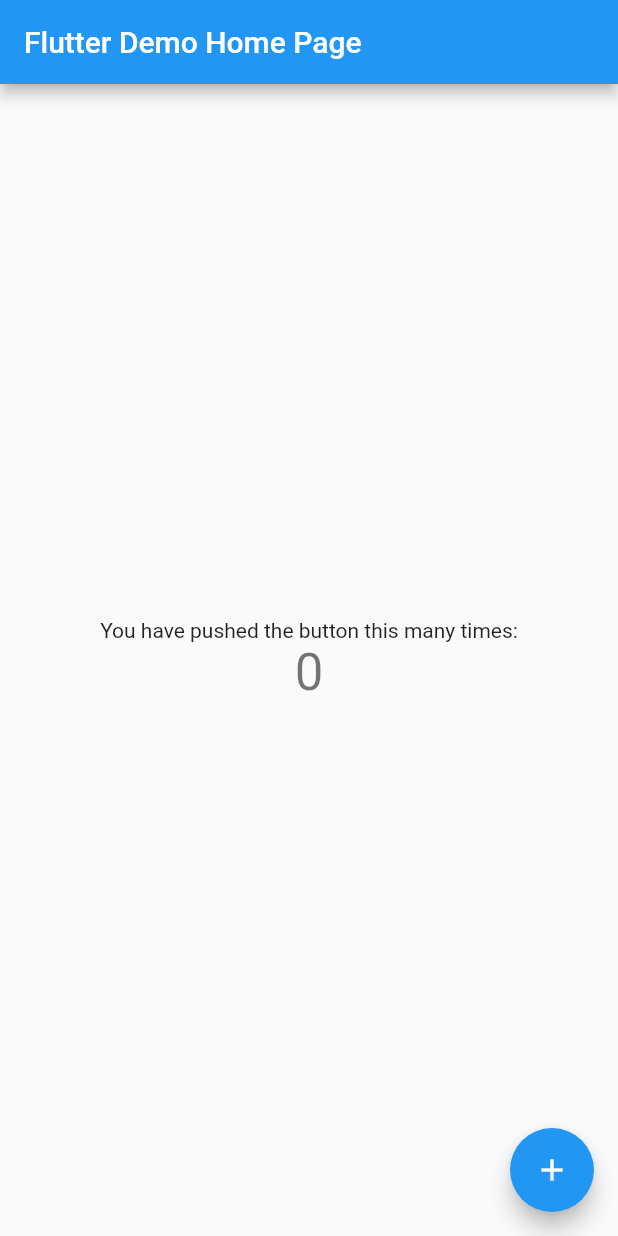
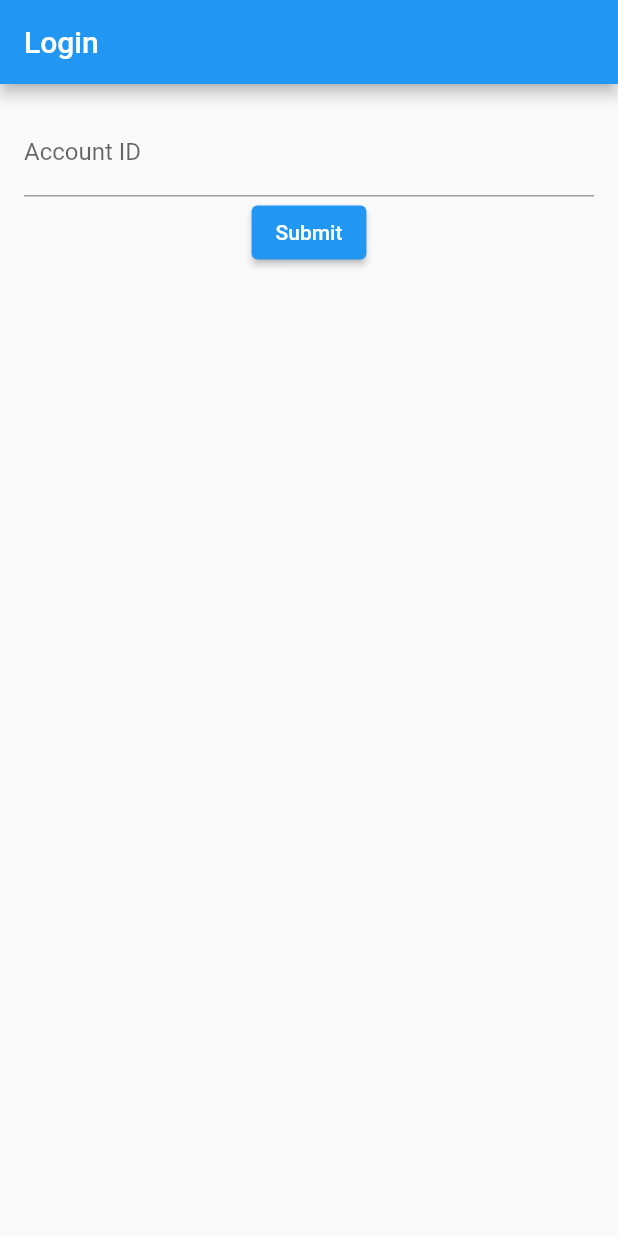
Before and after one commit to carlzimmerman/flostr, a Flutter app: the screen it shows after launch, on a phone screen of 412 x 824 dp. Run offline on Flutter 3.47's test engine with Material 2 defaults, Android fonts, the phone set to English and light mode, and no system bars.

```diff
--- a/lib/main.dart
+++ b/lib/main.dart
@@ -1,115 +1,21 @@
 import 'package:flutter/material.dart';
+import 'package:flostr/screens/login_screen.dart';
 
 void main() {
   runApp(const MyApp());
 }
 
 class MyApp extends StatelessWidget {
-  const MyApp({super.key});
+  const MyApp({Key? key}) : super(key: key);
 
-  // This widget is the root of your application.
   @override
   Widget build(BuildContext context) {
     return MaterialApp(
-      title: 'Flutter Demo',
+      title: 'Flostr',
       theme: ThemeData(
-        // This is the theme of your application.
-        //
-        // Try running your application with "flutter run". You'll see the
-        // application has a blue toolbar. Then, without quitting the app, try
-        // changing the primarySwatch below to Colors.green and then invoke
-        // "hot reload" (press "r" in the console where you ran "flutter run",
-        // or simply save your changes to "hot reload" in a Flutter IDE).
-        // Notice that the counter didn't reset back to zero; the application
-        // is not restarted.
         primarySwatch: Colors.blue,
       ),
-      home: const MyHomePage(title: 'Flutter Demo Home Page'),
+      home: LoginScreen(),
     );
   }
 }
-
-class MyHomePage extends StatefulWidget {
-  const MyHomePage({super.key, required this.title});
-
-  // This widget is the home page of your application. It is stateful, meaning
-  // that it has a State object (defined below) that contains fields that affect
-  // how it looks.
-
-  // This class is the configuration for the state. It holds the values (in this
-  // case the title) provided by the parent (in this case the App widget) and
-  // used by the build method of the State. Fields in a Widget subclass are
-  // always marked "final".
-
-  final String title;
-
-  @override
-  State<MyHomePage> createState() => _MyHomePageState();
-}
-
-class _MyHomePageState extends State<MyHomePage> {
-  int _counter = 0;
-
-  void _incrementCounter() {
-    setState(() {
-      // This call to setState tells the Flutter framework that something has
-      // changed in this State, which causes it to rerun the build method below
-      // so that the display can reflect the updated values. If we changed
-      // _counter without calling setState(), then the build method would not be
-      // called again, and so nothing would appear to happen.
-      _counter++;
-    });
-  }
-
-  @override
-  Widget build(BuildContext context) {
-    // This method is rerun every time setState is called, for instance as done
-    // by the _incrementCounter method above.
-    //
-    // The Flutter framework has been optimized to make rerunning build methods
-    // fast, so that you can just rebuild anything that needs updating rather
-    // than having to individually change instances of widgets.
-    return Scaffold(
-      appBar: AppBar(
-        // Here we take the value from the MyHomePage object that was created by
-        // the App.build method, and use it to set our appbar title.
-        title: Text(widget.title),
-      ),
-      body: Center(
-        // Center is a layout widget. It takes a single child and positions it
-        // in the middle of the parent.
-        child: Column(
-          // Column is also a layout widget. It takes a list of children and
-          // arranges them vertically. By default, it sizes itself to fit its
-          // children horizontally, and tries to be as tall as its parent.
-          //
-          // Invoke "debug painting" (press "p" in the console, choose the
-          // "Toggle Debug Paint" action from the Flutter Inspector in Android
-          // Studio, or the "Toggle Debug Paint" command in Visual Studio Code)
-          // to see the wireframe for each widget.
-          //
-          // Column has various properties to control how it sizes itself and
-          // how it positions its children. Here we use mainAxisAlignment to
-          // center the children vertically; the main axis here is the vertical
-          // axis because Columns are vertical (the cross axis would be
-          // horizontal).
-          mainAxisAlignment: MainAxisAlignment.center,
-          children: <Widget>[
-            const Text(
-              'You have pushed the button this many times:',
-            ),
-            Text(
-              '$_counter',
-              style: Theme.of(context).textTheme.headlineMedium,
-            ),
-          ],
-        ),
-      ),
-      floatingActionButton: FloatingActionButton(
-        onPressed: _incrementCounter,
-        tooltip: 'Increment',
-        child: const Icon(Icons.add),
-      ), // This trailing comma makes auto-formatting nicer for build methods.
-    );
-  }
-}
--- /dev/null
+++ b/lib/models/custom_rsa_private_key.dart
@@ -0,0 +1,6 @@
+class CustomRSAPrivateKey {
+  final BigInt modulus;
+  final BigInt privateExponent;
+
+  CustomRSAPrivateKey(this.modulus, this.privateExponent);
+}
--- /dev/null
+++ b/lib/screens/login_screen.dart
@@ -0,0 +1,65 @@
+import 'dart:convert';
+import 'package:flutter/material.dart';
+import 'package:flostr/models/nostr_client.dart';
+import 'package:flostr/screens/feed_screen.dart';
+
+class LoginScreen extends StatefulWidget {
+  @override
+  _LoginScreenState createState() => _LoginScreenState();
+}
+
+class _LoginScreenState extends State<LoginScreen> {
+  String accountId = '';
+  String secretKey = '';
+
+  void authenticate() {
+    var nostrClient = NostrClient(['wss://atlas.nostr.land']);
+    Navigator.push(
+      context,
+      MaterialPageRoute(builder: (context) => FeedScreen(accountId, nostrClient)),
+    );
+  }
+
+
+
+  @override
+  Widget build(BuildContext context) {
+    return Scaffold(
+      appBar: AppBar(
+        title: Text('Login'),
+      ),
+      body: Padding(
+        padding: EdgeInsets.all(16.0),
+        child: Column(
+          children: <Widget>[
+            TextField(
+              onChanged: (value) {
+                setState(() {
+                  accountId = value;
+                });
+              },
+              decoration: InputDecoration(
+                labelText: 'Account ID',
+              ),
+            ),
+            // TextField(
+            //   onChanged: (value) {
+            //     setState(() {
+            //       secretKey = value;
+            //     });
+            //   },
+            //   decoration: InputDecoration(
+            //     labelText: 'Secret Key',
+            //   ),
+            //   obscureText: true,
+            // ),
+            ElevatedButton(
+              onPressed: authenticate,
+              child: Text('Submit'),
+            ),
+          ],
+        ),
+      ),
+    );
+  }
+}
--- a/pubspec.yaml
+++ b/pubspec.yaml
@@ -30,6 +30,11 @@ environment:
 dependencies:
   flutter:
     sdk: flutter
+
+
+  http: ^0.13.3
+  pointycastle: ^3.3.2
+  web_socket_channel: ^2.1.0
 
 
   # The following adds the Cupertino Icons font to your application.
```
Also changed, not shown: lib/models/nostr_client.dart (added, +46 -0 lines), lib/screens/feed_screen.dart (added, +56 -0 lines), lib/utils/crypto_utils.dart (added, +10 -0 lines), pubspec.lock.
